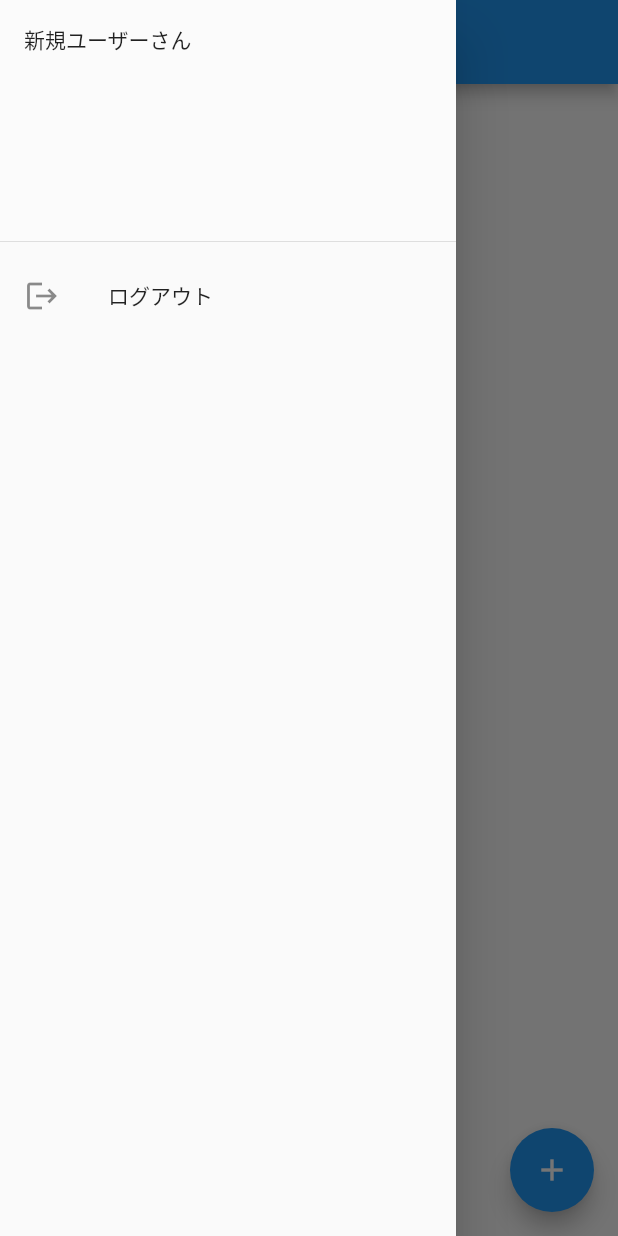
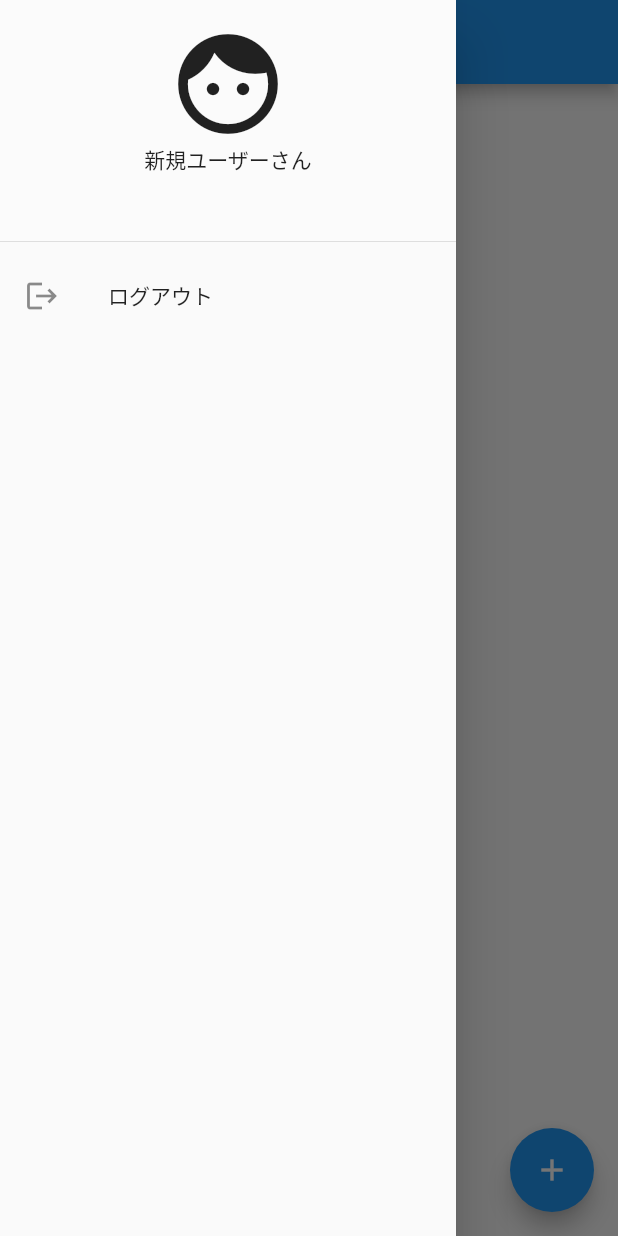
Before and after one commit to kakeru-rai/techo, a Flutter app: the ListScreen screen opened by its route, with the side drawer open, on a phone screen of 412 x 824 dp. Run offline on Flutter 3.47's test engine with Material 2 defaults, Android fonts, the phone set to English and light mode, and no system bars; our stand-ins replace cloud_firestore, firebase_auth, firebase_core, flutter_markdown, flutter_signin_button, google_sign_in and 1 more; accounts and stored records are empty; network calls fail.

Commit message:
アカウントにアイコンを設定

```diff
--- a/lib/screen/list_screen.dart
+++ b/lib/screen/list_screen.dart
@@ -113,7 +113,16 @@ class _ListScreenState extends State<ListScreen> {
                 decoration: const BoxDecoration(
                   color: Colors.white10,
                 ),
-                child: Text(_userName),
+                child: Column(
+                  children: [
+                    Icon(
+                        _currentUser.isAnonymous
+                            ? Icons.account_circle
+                            : Icons.face,
+                        size: 80.0),
+                    Text(_userName),
+                  ],
+                ),
               ),
               _currentUser.isAnonymous
                   ? SignInButton(
```
